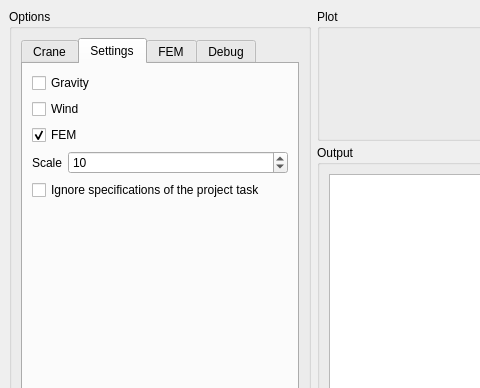
Before: the Qt Designer form craneSimulator/gui/windows/mainwindow.ui in castn/crane-simulator, drawn with Qt 5; both pictures show x 0 to 480 and y 0 to 388 of the 1022 by 1018 pixel window.
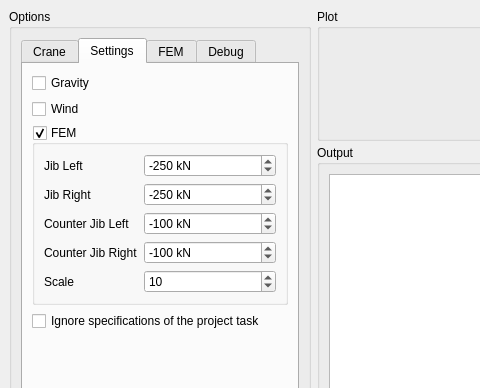
After: the same form once the commit is applied. The open tabs and pages were chosen to show the change.

Commit message: add spinBox for applied forces

```diff
--- a/craneSimulator/gui/windows/mainwindow.ui
+++ b/craneSimulator/gui/windows/mainwindow.ui
@@ -400,25 +400,22 @@
                 </widget>
                </item>
                <item>
-                <widget class="QCheckBox" name="enableFEM_checkbox">
-                 <property name="text">
+                <widget class="QGroupBox" name="fem_settings">
+                 <property name="title">
                   <string>FEM</string>
                  </property>
-                 <property name="checked">
+                 <property name="checkable">
                   <bool>true</bool>
                  </property>
-                </widget>
-               </item>
-               <item>
-                <layout class="QFormLayout" name="formLayout_5">
-                 <item row="0" column="0">
+                 <layout class="QFormLayout" name="formLayout_6">
+                  <item row="4" column="0">
                   <widget class="QLabel" name="scale_label">
                    <property name="text">
                     <string>Scale</string>
                    </property>
                   </widget>
                  </item>
-                 <item row="0" column="1">
+                  <item row="4" column="1">
                   <widget class="QSpinBox" name="scaleSpinBox">
                    <property name="minimum">
                     <number>1</number>
@@ -431,7 +428,100 @@
                    </property>
                   </widget>
                  </item>
-                </layout>
+                  <item row="0" column="0">
+                   <widget class="QLabel" name="lable_jib_left">
+                    <property name="text">
+                     <string>Jib Left</string>
+                    </property>
+                   </widget>
+                  </item>
+                  <item row="0" column="1">
+                   <widget class="QSpinBox" name="jib_left_spinBox">
+                    <property name="suffix">
+                     <string> kN</string>
+                    </property>
+                    <property name="minimum">
+                     <number>-5000</number>
+                    </property>
+                    <property name="maximum">
+                     <number>5000</number>
+                    </property>
+                    <property name="value">
+                     <number>-250</number>
+                    </property>
+                   </widget>
+                  </item>
+                  <item row="1" column="0">
+                   <widget class="QLabel" name="label_jib_right">
+                    <property name="text">
+                     <string>Jib Right</string>
+                    </property>
+                   </widget>
+                  </item>
+                  <item row="1" column="1">
+                   <widget class="QSpinBox" name="jib_right_spinBox">
+                    <property name="suffix">
+                     <string> kN</string>
+                    </property>
+                    <property name="minimum">
+                     <number>-5000</number>
+                    </property>
+                    <property name="maximum">
+                     <number>5000</number>
+                    </property>
+                    <property name="value">
+                     <number>-250</number>
+                    </property>
+                   </widget>
+                  </item>
+                  <item row="2" column="1">
+                   <widget class="QSpinBox" name="counterjib_left_spinBox">
+                    <property name="suffix">
+                     <string> kN</string>
+                    </property>
+                    <property name="minimum">
+                     <number>-5000</number>
+                    </property>
+                    <property name="maximum">
+                     <number>5000</number>
+                    </property>
+                    <property name="value">
+                     <number>-100</number>
+                    </property>
+                   </widget>
+                  </item>
+                  <item row="2" column="0">
+                   <widget class="QLabel" name="label_counter_jib_left">
+                    <property name="text">
+                     <string>Counter Jib Left</string>
+                    </property>
+                   </widget>
+                  </item>
+                  <item row="3" column="0">
+                   <widget class="QLabel" name="label_counter_jib_right">
+                    <property name="text">
+                     <string>Counter Jib Right</string>
+                    </property>
+                   </widget>
+                  </item>
+                  <item row="3" column="1">
+                   <widget class="QSpinBox" name="counterjib_right_spinBox">
+                    <property name="suffix">
+                     <string> kN</string>
+                    </property>
+                    <property name="minimum">
+                     <number>-5000</number>
+                    </property>
+                    <property name="maximum">
+                     <number>5000</number>
+                    </property>
+                    <property name="value">
+                     <number>-100</number>
+                    </property>
+                   </widget>
+                  </item>
+                 </layout>
+                </widget>
                </item>
                <item>
                 <widget class="QCheckBox" name="ignore_specification">
```
Left out of the diff: 2 changed lines with no effect on the pictures. Lines whose indentation alone changed are shown as unchanged. The commit also changes 4 other files.
